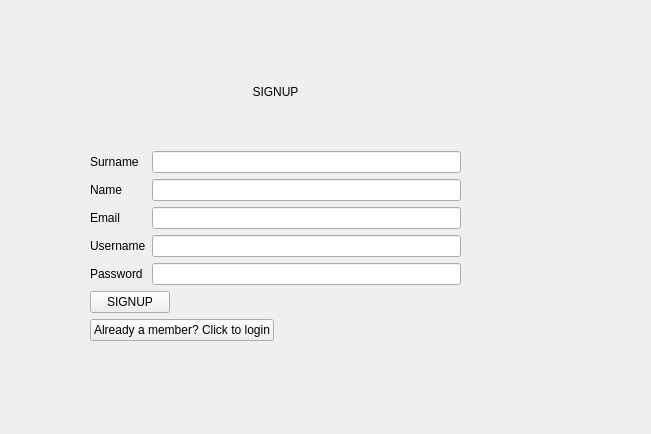
This is src/client/loginTextEditor.ui in franco-ruggeri/write-together as Qt 5 draws it before an edit. The edited form follows.
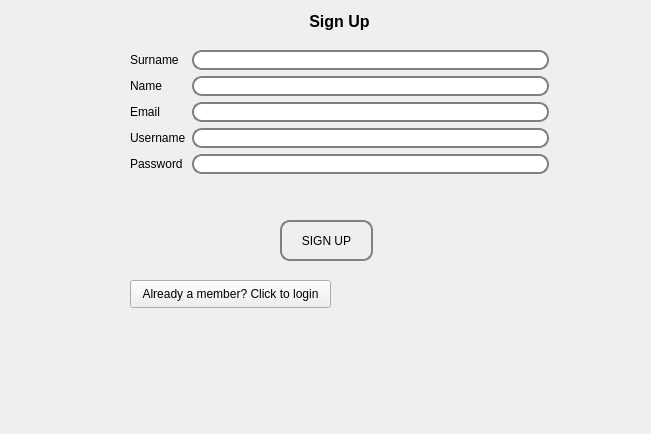
This is the edited form. The open tabs and pages were chosen to show the change.

Commit message: add DocumentData class for all document info + update signup function + minor changes

Diff of the .ui file:
```diff
--- a/src/client/loginTextEditor.ui
+++ b/src/client/loginTextEditor.ui
@@ -122,24 +122,64 @@
    </widget>
   </widget>
   <widget class="QWidget" name="signup_page">
-   <widget class="QWidget" name="gridLayoutWidget_2">
+   <widget class="QPushButton" name="signup_login_pushButton">
     <property name="geometry">
      <rect>
-      <x>90</x>
-      <y>40</y>
-      <width>371</width>
-      <height>301</height>
+      <x>130</x>
+      <y>280</y>
+      <width>201</width>
+      <height>28</height>
      </rect>
     </property>
-    <layout class="QGridLayout" name="gridLayout_2">
-     <item row="1" column="0" alignment="Qt::AlignVCenter">
+    <property name="text">
+     <string>Already a member? Click to login</string>
+    </property>
+   </widget>
+   <widget class="QPushButton" name="singup_register_pushButton">
+    <property name="geometry">
+     <rect>
+      <x>280</x>
+      <y>220</y>
+      <width>93</width>
+      <height>41</height>
+     </rect>
+    </property>
+    <property name="maximumSize">
+     <size>
+      <width>93</width>
+      <height>16777215</height>
+     </size>
+    </property>
+    <property name="styleSheet">
+     <string notr="true">border: 2px solid gray;
+ border-radius: 10px</string>
+    </property>
+    <property name="text">
+     <string>SIGN UP</string>
+    </property>
+   </widget>
       <widget class="QLabel" name="signup_label">
+    <property name="geometry">
+     <rect>
+      <x>130</x>
+      <y>10</y>
+      <width>419</width>
+      <height>24</height>
+     </rect>
+    </property>
        <property name="text">
-        <string>&lt;html&gt;&lt;head/&gt;&lt;body&gt;&lt;p align=&quot;center&quot;&gt;SIGNUP&lt;/p&gt;&lt;/body&gt;&lt;/html&gt;</string>
-       </property>
-      </widget>
-     </item>
-     <item row="2" column="0">
+     <string>&lt;html&gt;&lt;head/&gt;&lt;body&gt;&lt;p align=&quot;center&quot;&gt;&lt;span style=&quot; font-size:12pt; font-weight:600;&quot;&gt;Sign Up&lt;/span&gt;&lt;/p&gt;&lt;/body&gt;&lt;/html&gt;</string>
+    </property>
+   </widget>
+   <widget class="QWidget" name="">
+    <property name="geometry">
+     <rect>
+      <x>130</x>
+      <y>50</y>
+      <width>419</width>
+      <height>161</height>
+     </rect>
+    </property>
       <layout class="QFormLayout" name="formLayout">
        <item row="0" column="0">
         <widget class="QLabel" name="label_2">
@@ -149,7 +189,12 @@
         </widget>
        </item>
        <item row="0" column="1">
-        <widget class="QLineEdit" name="signup_surname_lineEdit"/>
+      <widget class="QLineEdit" name="signup_surname_lineEdit">
+       <property name="styleSheet">
+        <string notr="true">border: 2px solid gray;
+ border-radius: 10px</string>
+       </property>
+      </widget>
        </item>
        <item row="1" column="0">
         <widget class="QLabel" name="label">
@@ -159,7 +204,12 @@
         </widget>
        </item>
        <item row="1" column="1">
-        <widget class="QLineEdit" name="signup_name_lineEdit"/>
+      <widget class="QLineEdit" name="signup_name_lineEdit">
+       <property name="styleSheet">
+        <string notr="true">border: 2px solid gray;
+ border-radius: 10px</string>
+       </property>
+      </widget>
        </item>
        <item row="2" column="0">
         <widget class="QLabel" name="signup_email_label">
@@ -170,6 +220,10 @@
        </item>
        <item row="2" column="1">
         <widget class="QLineEdit" name="signup_email_lineEdit">
+       <property name="styleSheet">
+        <string notr="true">border: 2px solid gray;
+ border-radius: 10px</string>
+       </property>
          <property name="text">
           <string/>
          </property>
@@ -184,6 +238,10 @@
        </item>
        <item row="3" column="1">
         <widget class="QLineEdit" name="signup_username_lineEdit">
+       <property name="styleSheet">
+        <string notr="true">border: 2px solid gray;
+ border-radius: 10px</string>
+       </property>
          <property name="text">
           <string/>
          </property>
@@ -198,30 +256,12 @@
        </item>
        <item row="4" column="1">
         <widget class="QLineEdit" name="signup_password_lineEdit">
+       <property name="styleSheet">
+        <string notr="true">border: 2px solid gray;
+ border-radius: 10px</string>
+       </property>
          <property name="text">
           <string/>
-         </property>
-        </widget>
-       </item>
-      </layout>
-     </item>
-     <item row="5" column="0" alignment="Qt::AlignLeft">
-      <widget class="QPushButton" name="signup_login_pushButton">
-       <property name="text">
-        <string>Already a member? Click to login</string>
-       </property>
-      </widget>
-     </item>
-     <item row="4" column="0" alignment="Qt::AlignLeft">
-      <widget class="QPushButton" name="singup_register_pushButton">
-       <property name="maximumSize">
-        <size>
-         <width>93</width>
-         <height>16777215</height>
-        </size>
-       </property>
-       <property name="text">
-        <string>SIGNUP</string>
        </property>
       </widget>
      </item>
```
Left out of the diff: 2 changed lines with no effect on the pictures. Lines whose indentation alone changed are shown as unchanged. The commit also changes 56 other files.
